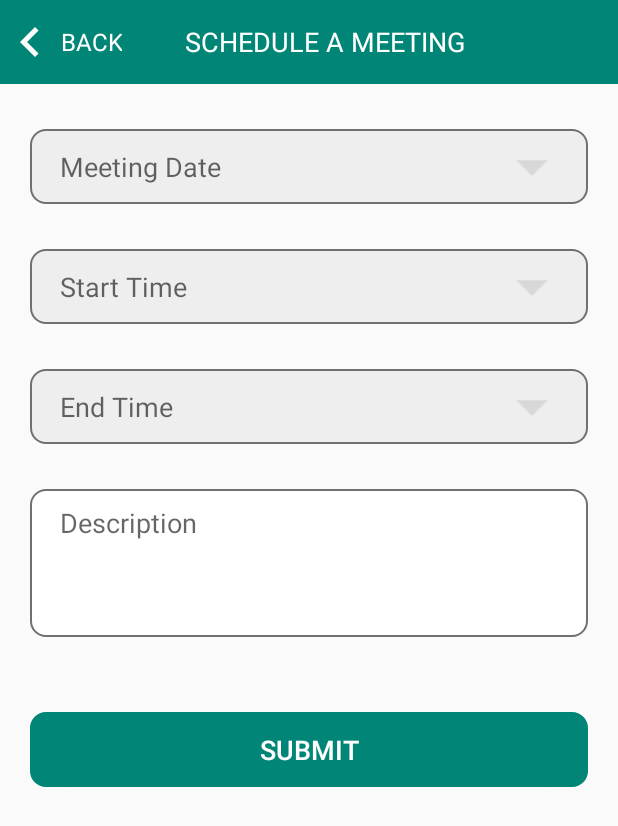
After one commit to hemantnagar19/companyMeetingScheduler, an Android app: the ScheduleMeetingActivity screen opened directly, with no data from a screen before it, on a phone screen of 412 x 824 dp. The commit adds this screen. Shown: the top 826 px of the screen. Run offline under Robolectric (Android 15) with nearby library versions, the phone set to English and light mode, and no system bars.

Commit message:
company meeting scheduler v1 done

```diff
--- /dev/null
+++ b/app/src/main/res/drawable/curved_corner_grey_border_transparent_background.xml
@@ -0,0 +1,7 @@
+<?xml version="1.0" encoding="utf-8"?>
+<shape xmlns:android="http://schemas.android.com/apk/res/android"
+         android:shape="rectangle">
+    <solid android:color="#EEEEEE"/>
+    <stroke android:color="#707070" android:width="1dp"/>
+    <corners android:radius="10dp"></corners>
+</shape>
--- /dev/null
+++ b/app/src/main/res/drawable/curved_corner_grey_border_white_background.xml
@@ -0,0 +1,7 @@
+<?xml version="1.0" encoding="utf-8"?>
+<shape xmlns:android="http://schemas.android.com/apk/res/android"
+         android:shape="rectangle">
+    <solid android:color="#ffffff"/>
+    <stroke android:color="#707070" android:width="1dp"/>
+    <corners android:radius="10dp"></corners>
+</shape>
--- /dev/null
+++ b/app/src/main/res/drawable/ic_arrow_drop_down_grey_50dp.xml
@@ -0,0 +1,5 @@
+<vector android:height="50dp" android:tint="#D8D8D8"
+    android:viewportHeight="24.0" android:viewportWidth="24.0"
+    android:width="50dp" xmlns:android="http://schemas.android.com/apk/res/android">
+    <path android:fillColor="#FF000000" android:pathData="M7,10l5,5 5,-5z"/>
+</vector>
--- /dev/null
+++ b/app/src/main/res/layout/activity_schedule_meeting.xml
@@ -0,0 +1,219 @@
+<?xml version="1.0" encoding="utf-8"?>
+<android.support.constraint.ConstraintLayout
+        xmlns:android="http://schemas.android.com/apk/res/android"
+        xmlns:tools="http://schemas.android.com/tools"
+        xmlns:app="http://schemas.android.com/apk/res-auto"
+        android:layout_width="match_parent"
+        android:layout_height="match_parent"
+        tools:context=".ScheduleMeetingActivity">
+
+    <com.google.android.material.appbar.AppBarLayout
+            android:id="@+id/appToolbar"
+            android:layout_width="match_parent"
+            android:layout_height="wrap_content"
+            android:theme="@style/AppTheme.AppBarOverlay"
+            app:elevation="0dp"
+            tools:ignore="MissingConstraints">
+
+        <androidx.appcompat.widget.Toolbar
+                android:id="@+id/tb_schedule_meeting"
+                android:layout_width="match_parent"
+                android:layout_height="?attr/actionBarSize"
+                android:background="?attr/colorPrimary"
+                app:contentInsetStart="0dp"
+                app:contentInsetLeft="0dp"
+                app:popupTheme="@style/AppTheme.PopupOverlay">
+
+            <LinearLayout
+                    android:layout_width="match_parent"
+                    android:layout_height="match_parent"
+                    android:weightSum="1"
+                    android:gravity="center"
+                    android:orientation="horizontal">
+
+                <LinearLayout
+                        android:id="@+id/llBack"
+                        android:layout_width="0dp"
+                        android:layout_height="match_parent"
+                        android:gravity="left"
+                        android:layout_weight="0.3">
+
+                    <ImageButton
+                            android:id="@+id/ib_back"
+                            android:layout_width="wrap_content"
+                            android:layout_height="match_parent"
+                            android:background="@color/colorPrimary"
+                            android:src="@drawable/ic_prev_white_40dp"/>
+
+                    <TextView
+                            android:id="@+id/tv_prev"
+                            android:layout_width="wrap_content"
+                            android:layout_height="match_parent"
+                            android:text="BACK"
+                            android:gravity="center"
+                            android:textColor="@color/white"
+                            android:textSize="16dp"/>
+
+                </LinearLayout>
+
+                <TextView
+                        android:id="@+id/tv_title"
+                        android:layout_width="0dp"
+                        android:layout_height="wrap_content"
+                        android:layout_weight="0.7"
+                        android:text="SCHEDULE A MEETING"
+                        android:gravity="left"
+                        android:textColor="@color/white"
+                        android:textSize="18dp"/>
+
+
+            </LinearLayout>
+
+        </androidx.appcompat.widget.Toolbar>
+
+    </com.google.android.material.appbar.AppBarLayout>
+
+    <LinearLayout
+            android:id="@+id/llMeetingDate"
+            android:layout_width="match_parent"
+            android:layout_height="wrap_content"
+            android:layout_marginTop="30dp"
+            android:layout_marginHorizontal="20dp"
+            android:orientation="horizontal"
+            android:background="@drawable/curved_corner_grey_border_transparent_background"
+            app:layout_constraintStart_toStartOf="parent"
+            app:layout_constraintTop_toBottomOf="@+id/appToolbar"
+            android:weightSum="1">
+
+        <TextView
+                android:id="@+id/etMeetingDate"
+                android:layout_width="0dp"
+                  android:layout_height="50dp"
+                  android:layout_weight="0.8"
+                  android:paddingLeft="20dp"
+                android:textSize="18dp"
+              android:gravity="center_vertical"
+                  android:background="@null"
+                  android:hint="Meeting Date"
+                  android:cursorVisible="false">
+        </TextView>
+
+        <ImageView android:layout_width="0dp"
+                   android:layout_height="50dp"
+                   android:layout_weight="0.2"
+                   android:src="@drawable/ic_arrow_drop_down_grey_50dp"/>
+
+
+    </LinearLayout>
+
+    <LinearLayout
+            android:id="@+id/llStartTime"
+            android:layout_width="match_parent"
+            android:layout_height="wrap_content"
+            android:layout_marginTop="30dp"
+            android:layout_marginHorizontal="20dp"
+            android:orientation="horizontal"
+            android:background="@drawable/curved_corner_grey_border_transparent_background"
+            app:layout_constraintStart_toStartOf="parent"
+            app:layout_constraintTop_toBottomOf="@+id/llMeetingDate"
+            android:weightSum="1">
+
+        <TextView android:id="@+id/etStartTime"
+                android:layout_width="0dp"
+                  android:layout_height="50dp"
+                  android:layout_weight="0.8"
+                  android:paddingLeft="20dp"
+                  android:textSize="18dp"
+                  android:gravity="center_vertical"
+                  android:background="@null"
+                  android:hint="Start Time"
+                  android:cursorVisible="false">
+        </TextView>
+
+        <ImageView android:layout_width="0dp"
+                   android:layout_height="50dp"
+                   android:layout_weight="0.2"
+                   android:src="@drawable/ic_arrow_drop_down_grey_50dp"/>
+
+
+    </LinearLayout>
+
+
+    <LinearLayout
+            android:id="@+id/llEndTime"
+            android:layout_width="match_parent"
+            android:layout_height="wrap_content"
+            android:layout_marginTop="30dp"
+            android:layout_marginHorizontal="20dp"
+            android:orientation="horizontal"
+            android:background="@drawable/curved_corner_grey_border_transparent_background"
+            app:layout_constraintStart_toStartOf="parent"
+            app:layout_constraintTop_toBottomOf="@+id/llStartTime"
+            android:weightSum="1">
+
+        <TextView android:id="@+id/etEndTime"
+                  android:layout_width="0dp"
+                  android:layout_height="50dp"
+                  android:layout_weight="0.8"
+                  android:paddingLeft="20dp"
+                  android:textSize="18dp"
+                  android:gravity="center_vertical"
+                  android:background="@null"
+                  android:hint="End Time"
+                  android:cursorVisible="false">
+        </TextView>
+
+        <ImageView android:layout_width="0dp"
+                   android:layout_height="50dp"
+                   android:layout_weight="0.2"
+                   android:src="@drawable/ic_arrow_drop_down_grey_50dp"/>
+
+
+    </LinearLayout>
+
+
+    <LinearLayout
+            android:id="@+id/llDescription"
+            android:layout_width="match_parent"
+            android:layout_height="wrap_content"
+            android:layout_marginTop="30dp"
+            android:layout_marginHorizontal="20dp"
+            android:orientation="horizontal"
+            android:background="@drawable/curved_corner_grey_border_white_background"
+            app:layout_constraintStart_toStartOf="parent"
+            app:layout_constraintTop_toBottomOf="@+id/llEndTime"
+            android:weightSum="1">
+
+        <EditText android:id="@+id/etDescription"
+                  android:layout_width="match_parent"
+                  android:layout_height="wrap_content"
+                  android:inputType="textMultiLine"
+                  android:gravity="top"
+                  android:paddingTop="10dp"
+                  android:maxLines="5"
+                  android:minLines="4"
+                  android:paddingLeft="20dp"
+                  android:background="@null"
+                  android:hint="Description"
+                  android:cursorVisible="false">
+        </EditText>
+
+    </LinearLayout>
+
+
+    <Button
+            android:id="@+id/bt_submit"
+            android:layout_width="match_parent"
+            android:layout_height="50dp"
+            android:layout_marginTop="50dp"
+            android:layout_marginHorizontal="20dp"
+            android:text="SUBMIT"
+            android:textColor="@color/white"
+            android:textSize="18dp"
+            android:background="@drawable/curved_corner_primary_background"
+    app:layout_constraintStart_toStartOf="parent"
+    app:layout_constraintTop_toBottomOf="@+id/llDescription"/>
+
+
+
+</android.support.constraint.ConstraintLayout>
--- a/app/src/main/res/values/colors.xml
+++ b/app/src/main/res/values/colors.xml
@@ -6,4 +6,5 @@
     <color name="white">#ffffff</color>
     <color name="line_background">#ffcccccc</color>
     <color name="dark_gray">#2F4F4F</color>
+    <color name="transparent">#00000000</color>
 </resources>
```
Also changed, not shown: app/src/main/AndroidManifest.xml (+7 -1 lines), app/src/main/java/com/example/companymeetingscheduler/ScheduleMeetingActivity.java (added, +258 -0 lines), app/src/main/java/com/example/companymeetingscheduler/ShowScheduledMeetingActivity.java (+36 -5 lines), app/src/main/res/layout/activity_main.xml (+3 -4 lines), 2 other files.
